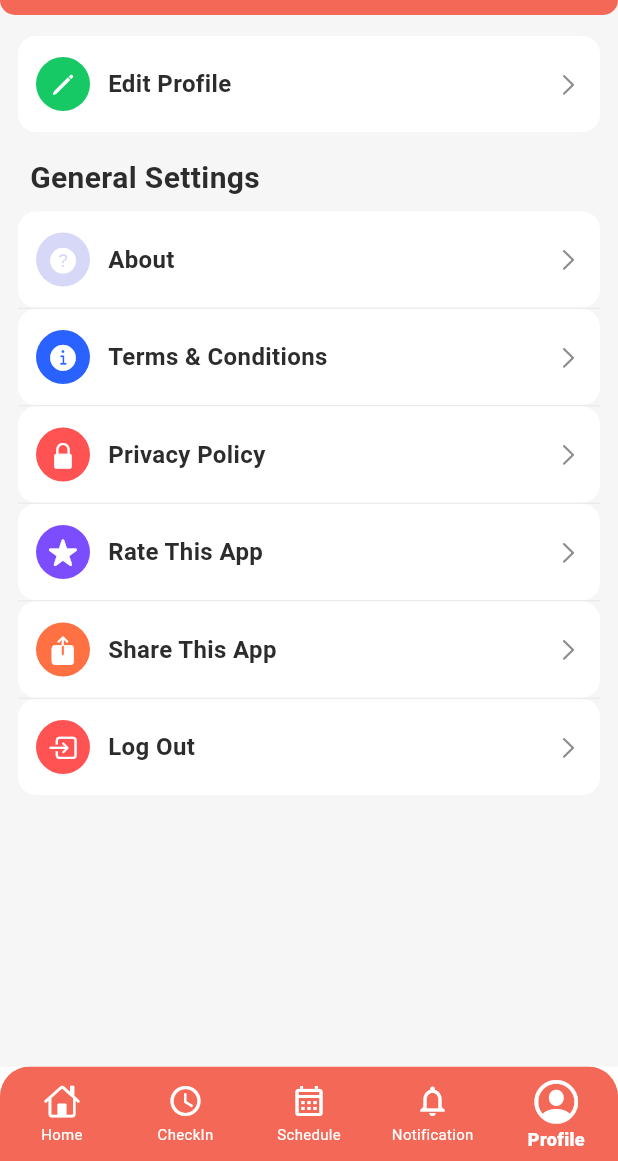
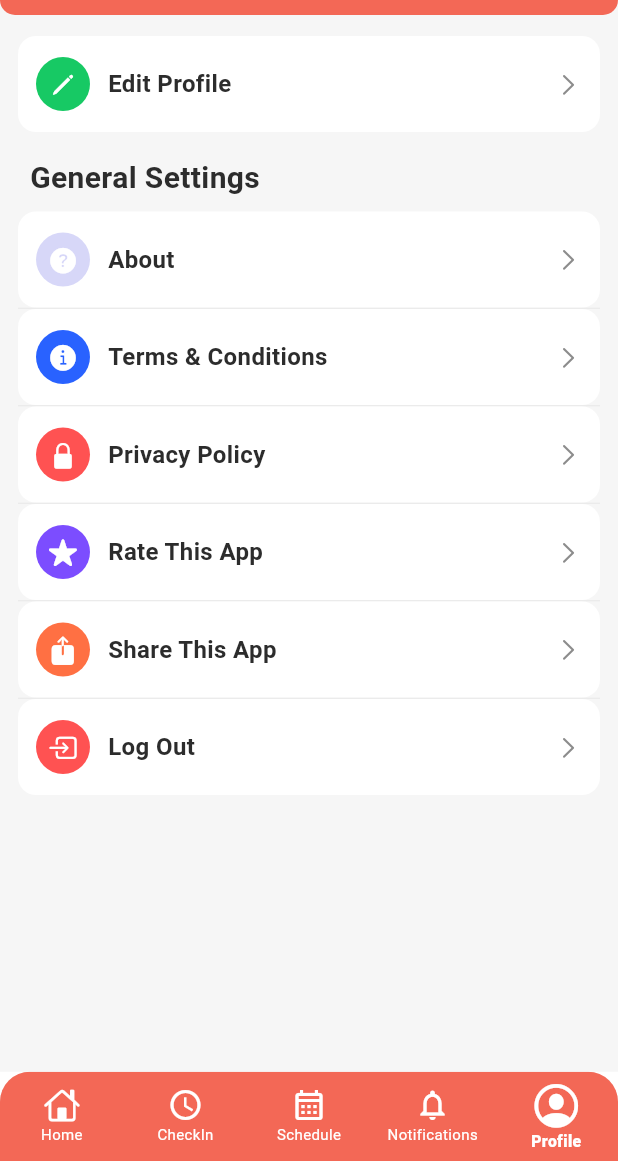
Before and after one commit to render-infotech/PeachIQ-Mobile-App, a Flutter app: the AppShell screen opened by its route, item 5 of the bottom bar chosen, on a phone screen of 412 x 824 dp, the part 75-1236 px from its top. Run offline on Flutter 3.47's test engine with Material 3 defaults, Android fonts, the phone set to English and light mode, and no system bars; our stand-ins replace file_picker, flutter_html, flutter_svg, geolocator, qr_flutter, shared_preferences and 1 more; missing offline and left inert: awesome_icons; accounts and stored records are empty; network calls fail; Roboto replaces fonts that are missing (Manrope).

Commit message:
notification

```diff
--- a/lib/Models/notifications_model.dart
+++ b/lib/Models/notifications_model.dart
@@ -46,8 +46,6 @@ class NotificationModel {
     );
   }
 
-  // --- THIS IS THE FIX ---
-  // --- ADD THIS METHOD TO YOUR MODEL FILE ---
   /// Creates a copy of this object with updated fields.
   NotificationModel copyWith({
     int? id,
--- a/lib/Providers/notifications_provider.dart
+++ b/lib/Providers/notifications_provider.dart
@@ -15,6 +15,9 @@ class NotificationProvider with ChangeNotifier {
   List<NotificationModel> get notifications => _notifications;
   bool get isLoading => _isLoading;
   String get errorMessage => _errorMessage;
+
+  // Get count of unread notifications
+  int get unreadCount => _notifications.where((n) => !n.isRead).length;
 
   void clearError() {
     _errorMessage = '';
--- a/lib/routes.dart
+++ b/lib/routes.dart
@@ -23,6 +23,7 @@ import 'package:peach_iq/screens/chech_in/check_in_screen.dart';
 import 'package:peach_iq/widgets/bottom_nav.dart';
 import 'package:peach_iq/shared/themes/Appcolors.dart';
 import 'package:peach_iq/splash.dart';
+import 'package:peach_iq/Providers/notifications_provider.dart';
 import 'package:provider/provider.dart';
 
 class AppRoutes {
@@ -99,12 +100,17 @@ class _AppShellState extends State<AppShell> {
           child: Scaffold(
             body: widget.child ??
                 IndexedStack(index: _currentIndex, children: _pages),
-            bottomNavigationBar: AppBottomNav(
-              currentIndex: _currentIndex,
-              onTap: _onBottomNavTap,
-              selectedItemColor: Colors.white,
-              unselectedItemColor: Colors.white,
-              backgroundColor: AppColors.primary,
+            bottomNavigationBar: Consumer<NotificationProvider>(
+              builder: (context, notificationProvider, child) {
+                return AppBottomNav(
+                  currentIndex: _currentIndex,
+                  onTap: _onBottomNavTap,
+                  selectedItemColor: Colors.white,
+                  unselectedItemColor: Colors.white,
+                  backgroundColor: AppColors.primary,
+                  notificationCount: notificationProvider.unreadCount,
+                );
+              },
             ),
           ),
         );
--- a/lib/widgets/bottom_nav.dart
+++ b/lib/widgets/bottom_nav.dart
@@ -1,5 +1,6 @@
 import 'package:flutter/cupertino.dart';
 import 'package:flutter/material.dart';
+import 'package:peach_iq/shared/themes/Appcolors.dart';
 
 class AppBottomNav extends StatelessWidget {
   final int currentIndex;
@@ -7,6 +8,7 @@ class AppBottomNav extends StatelessWidget {
   final Color selectedItemColor;
   final Color unselectedItemColor;
   final Color? backgroundColor;
+  final int notificationCount;
 
   const AppBottomNav({
     super.key,
@@ -15,6 +17,7 @@ class AppBottomNav extends StatelessWidget {
     required this.selectedItemColor,
     required this.unselectedItemColor,
     required this.backgroundColor,
+    this.notificationCount = 0,
   });
 
   @override
@@ -44,7 +47,7 @@ class AppBottomNav extends StatelessWidget {
         selectedLabelStyle: const TextStyle(
           fontWeight: FontWeight.w900,
           fontFamily: 'Manrope',
-          fontSize: 12, // Reduced from 14
+          fontSize: 10.5, // Reduced from 14
         ),
         unselectedLabelStyle: const TextStyle(
           fontWeight: FontWeight.w400,
@@ -52,26 +55,55 @@ class AppBottomNav extends StatelessWidget {
           fontSize: 10, // Reduced from 14
         ),
         // --- END OF FIX ---
-        items: const [
-          BottomNavigationBarItem(
+        items: [
+          const BottomNavigationBarItem(
             icon: Icon(
               CupertinoIcons.home,
             ),
             label: 'Home',
           ),
-          BottomNavigationBarItem(
+          const BottomNavigationBarItem(
             icon: Icon(Icons.access_time_outlined),
             label: 'CheckIn',
           ),
-          BottomNavigationBarItem(
+          const BottomNavigationBarItem(
             icon: Icon(Icons.calendar_month_outlined),
             label: 'Schedule',
           ),
           BottomNavigationBarItem(
-            icon: Icon(Icons.notifications_none),
-            label: 'Notification',
+            icon: Stack(
+              children: [
+                const Icon(Icons.notifications_none),
+                if (notificationCount > 0)
+                  Positioned(
+                    right: 0,
+                    top: 0,
+                    child: Container(
+                      padding: const EdgeInsets.all(2),
+                      decoration: BoxDecoration(
+                        color: AppColors.primary,
+                        borderRadius: BorderRadius.circular(10),
+                      ),
+                      constraints: const BoxConstraints(
+                        minWidth: 16,
+                        minHeight: 16,
+                      ),
+                      child: Text(
+                        notificationCount > 99 ? '99+' : notificationCount.toString(),
+                        style: const TextStyle(
+                          color: Colors.white,
+                          fontSize: 10,
+                          fontWeight: FontWeight.bold,
+                        ),
+                        textAlign: TextAlign.center,
+                      ),
+                    ),
+                  ),
+              ],
+            ),
+            label: 'Notifications',
           ),
-          BottomNavigationBarItem(
+          const BottomNavigationBarItem(
             icon: Icon(CupertinoIcons.profile_circled),
             label: 'Profile',
           ),
```
Also changed, not shown: lib/screens/Notifications/inbox_screen.dart (+51 -49 lines).
